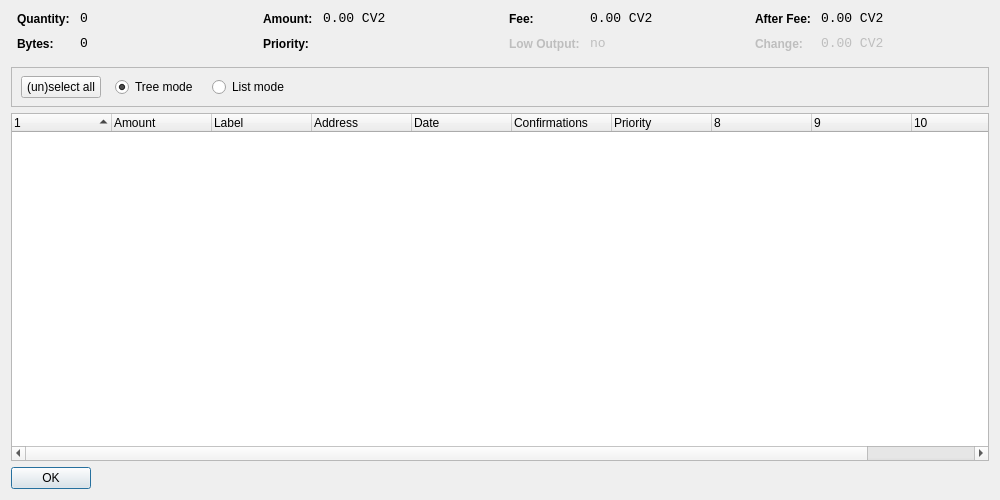
Above: src/qt/forms/coincontroldialog.ui from Crestington/Test7 before the change. Below: the same form after it.
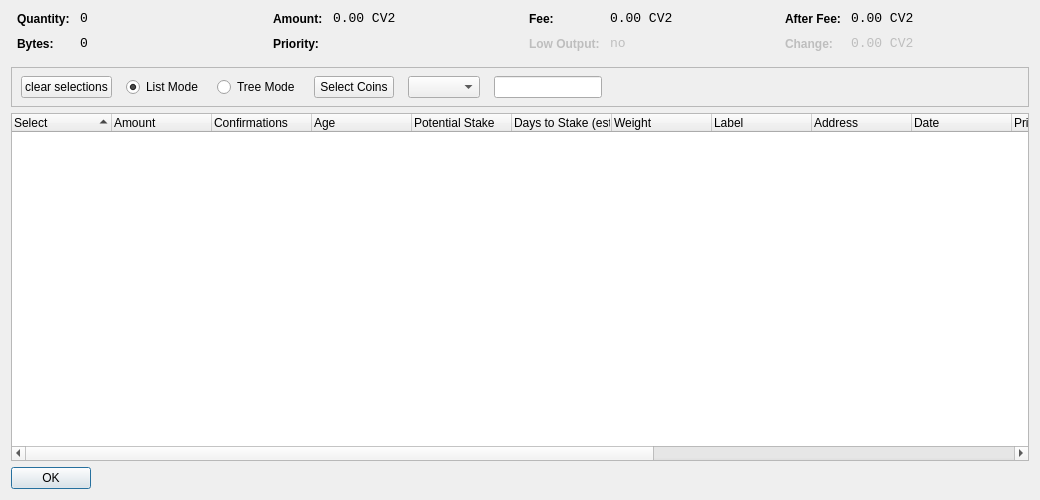
That is the form after the change. Custom widgets are drawn as their Qt base class.

Commit message: CV2 to HyperStake

```diff
--- a/src/qt/forms/coincontroldialog.ui
+++ b/src/qt/forms/coincontroldialog.ui
@@ -6,7 +6,7 @@
    <rect>
     <x>0</x>
     <y>0</y>
-    <width>1000</width>
+    <width>1040</width>
     <height>500</height>
    </rect>
   </property>
@@ -270,6 +270,9 @@
      </item>
      <item>
       <layout class="QFormLayout" name="formLayoutCoinControl4">
+       <property name="fieldGrowthPolicy">
+        <enum>QFormLayout::AllNonFixedFieldsGrow</enum>
+       </property>
        <property name="horizontalSpacing">
         <number>10</number>
        </property>
@@ -379,7 +382,7 @@
         <height>41</height>
        </rect>
       </property>
-      <layout class="QHBoxLayout" name="horizontalLayoutPanel" stretch="0,0,0,0,0">
+      <layout class="QHBoxLayout" name="horizontalLayoutPanel" stretch="0,0,0,0,0,0,0">
        <property name="spacing">
         <number>14</number>
        </property>
@@ -392,23 +395,7 @@
           </sizepolicy>
          </property>
          <property name="text">
-          <string>(un)select all</string>
-         </property>
-        </widget>
-       </item>
-       <item>
-        <widget class="QRadioButton" name="radioTreeMode">
-         <property name="sizePolicy">
-          <sizepolicy hsizetype="Maximum" vsizetype="Fixed">
-           <horstretch>0</horstretch>
-           <verstretch>0</verstretch>
-          </sizepolicy>
-         </property>
-         <property name="text">
-          <string>Tree mode</string>
-         </property>
-         <property name="checked">
-          <bool>true</bool>
+          <string>clear selections</string>
          </property>
         </widget>
        </item>
@@ -421,7 +408,52 @@
           </sizepolicy>
          </property>
          <property name="text">
-          <string>List mode</string>
+          <string>List Mode</string>
+         </property>
+         <property name="checked">
+          <bool>true</bool>
+         </property>
+        </widget>
+       </item>
+       <item>
+        <widget class="QRadioButton" name="radioTreeMode">
+         <property name="sizePolicy">
+          <sizepolicy hsizetype="Maximum" vsizetype="Fixed">
+           <horstretch>0</horstretch>
+           <verstretch>0</verstretch>
+          </sizepolicy>
+         </property>
+         <property name="text">
+          <string>Tree Mode</string>
+         </property>
+        </widget>
+       </item>
+       <item>
+        <widget class="QPushButton" name="pushButtonCustomCC">
+         <property name="text">
+          <string>Select Coins</string>
+         </property>
+        </widget>
+       </item>
+       <item>
+        <widget class="QComboBox" name="QComboBoxFilterCoins"/>
+       </item>
+       <item>
+        <widget class="QLineEdit" name="lineEditCustomCC">
+         <property name="enabled">
+          <bool>true</bool>
+         </property>
+         <property name="sizePolicy">
+          <sizepolicy hsizetype="Fixed" vsizetype="Fixed">
+           <horstretch>0</horstretch>
+           <verstretch>0</verstretch>
+          </sizepolicy>
+         </property>
+         <property name="baseSize">
+          <size>
+           <width>50</width>
+           <height>0</height>
+          </size>
          </property>
         </widget>
        </item>
@@ -451,7 +483,7 @@
       <bool>false</bool>
      </property>
      <property name="columnCount">
-      <number>11</number>
+      <number>16</number>
      </property>
      <attribute name="headerShowSortIndicator" stdset="0">
       <bool>true</bool>
@@ -461,7 +493,7 @@
      </attribute>
      <column>
       <property name="text">
-       <string/>
+       <string>Select</string> /** checkbox **/
       </property>
      </column>
      <column>
@@ -471,22 +503,7 @@
      </column>
      <column>
       <property name="text">
-       <string>Label</string>
-      </property>
-     </column>
-     <column>
-      <property name="text">
-       <string>Address</string>
-      </property>
-     </column>
-     <column>
-      <property name="text">
-       <string>Date</string>
-      </property>
-     </column>
-     <column>
-      <property name="text">
-       <string>Confirmations</string>
+       <string>Confirmations</string> /** confs **/
       </property>
       <property name="toolTip">
        <string>Confirmed</string>
@@ -494,7 +511,53 @@
      </column>
      <column>
       <property name="text">
-       <string>Priority</string>
+       <string>Age</string> /** age **/
+      </property>
+     </column>
+	 
+	 <column>
+      <property name="text">
+       <string>Potential Stake</string> /** potential stake **/
+      </property>
+     </column>
+	 <column>
+      <property name="text">
+       <string>Days to Stake (est.)</string> /** stake time estimate **/
+      </property>
+     </column>
+     <column>
+      <property name="text">
+       <string>Weight</string> /** weight **/
+      </property>
+     </column>
+     <column>
+      <property name="text">
+       <string>Label</string> /** label **/
+      </property>
+     </column>
+     <column>
+      <property name="text">
+       <string>Address</string> /** address **/
+      </property>
+     </column>
+     <column>
+      <property name="text">
+       <string>Date</string> /** date **/
+      </property>
+     </column>
+     <column>
+      <property name="text">
+       <string>Priority</string> /** priority **/
+      </property>
+     </column>
+	 <column>
+      <property name="text"> /** age int 64 invisible **/
+       <string/>
+      </property>
+     </column>
+	 <column>
+      <property name="text"> /** pot stake int 64 invisible **/
+       <string/>
       </property>
      </column>
      <column>
```
Left out of the diff: 16 changed lines with no effect on the pictures. The commit also changes 722 other files.
